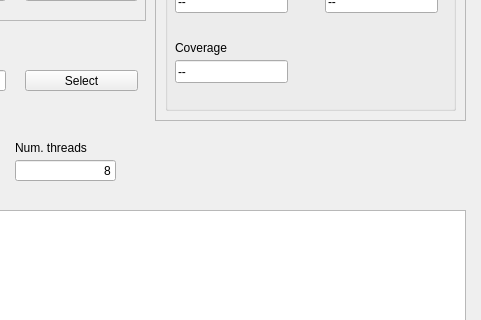
First picture: the form in src/GUI/GUI2.ui, repository salvocamiolo/PacBioRead, before the edit; both pictures show x 365 to 846 and y 300 to 620 of the 846 by 721 pixel window.
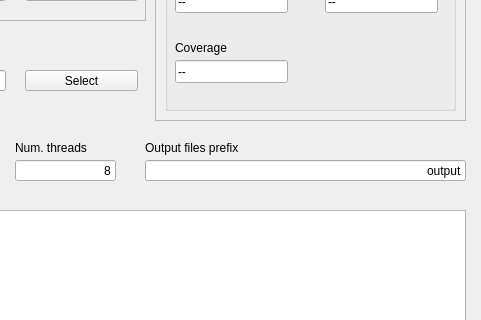
Second picture: the form after the edit.

```diff
--- a/src/GUI/GUI2.ui
+++ b/src/GUI/GUI2.ui
@@ -653,6 +653,35 @@
     <set>Qt::AlignRight|Qt::AlignTrailing|Qt::AlignVCenter</set>
    </property>
   </widget>
+  <widget class="QLineEdit" name="prefixLineEdit">
+   <property name="geometry">
+    <rect>
+     <x>510</x>
+     <y>460</y>
+     <width>321</width>
+     <height>21</height>
+    </rect>
+   </property>
+   <property name="text">
+    <string>output</string>
+   </property>
+   <property name="alignment">
+    <set>Qt::AlignRight|Qt::AlignTrailing|Qt::AlignVCenter</set>
+   </property>
+  </widget>
+  <widget class="QLabel" name="numThreadsLabel_3">
+   <property name="geometry">
+    <rect>
+     <x>510</x>
+     <y>440</y>
+     <width>171</width>
+     <height>16</height>
+    </rect>
+   </property>
+   <property name="text">
+    <string>Output files prefix</string>
+   </property>
+  </widget>
  </widget>
  <resources/>
  <connections/>
```
